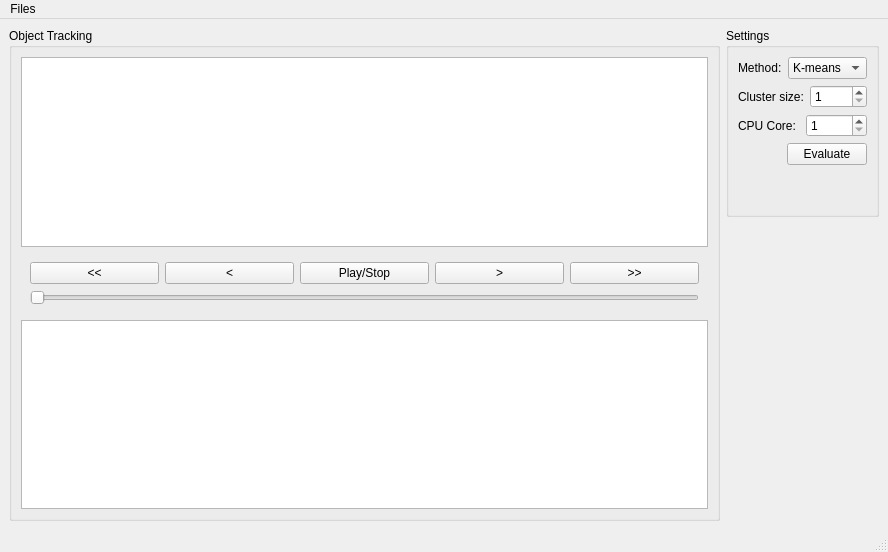
Qt form lib/python/ui/MainWindowBase.ui (UMATracker/UMATracker-Tracker) before a commit.
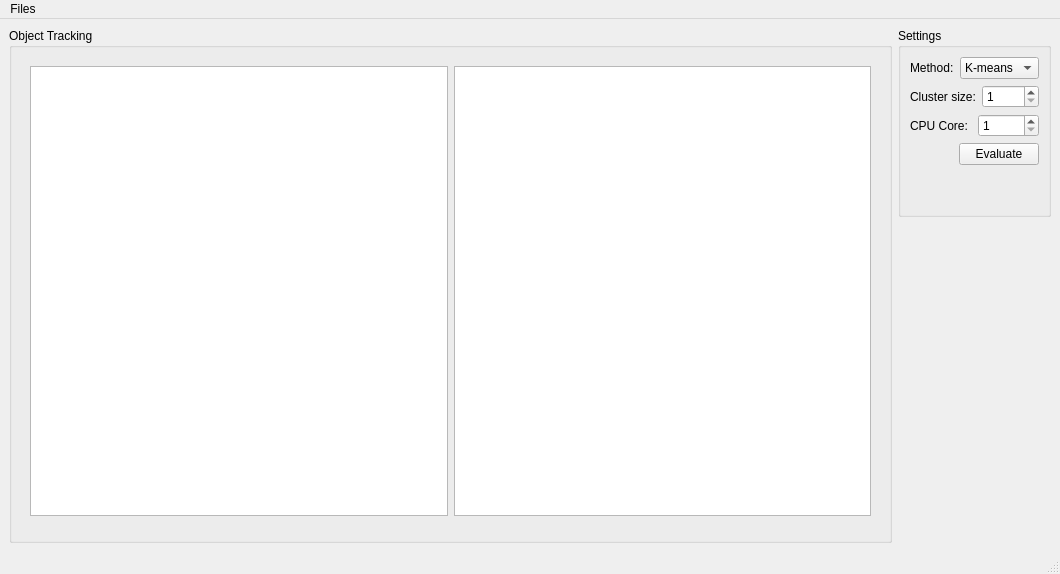
The same form after that commit. Custom widgets are drawn as their Qt base class.

Commit message: Abstracted VideoPlayback system

Patch:
```diff
--- a/lib/python/ui/MainWindowBase.ui
+++ b/lib/python/ui/MainWindowBase.ui
@@ -6,8 +6,8 @@
    <rect>
     <x>0</x>
     <y>0</y>
-    <width>888</width>
-    <height>552</height>
+    <width>1060</width>
+    <height>574</height>
    </rect>
   </property>
   <property name="windowTitle">
@@ -27,7 +27,7 @@
     <property name="bottomMargin">
      <number>0</number>
     </property>
-    <item row="0" column="0">
+    <item row="1" column="0">
      <widget class="QWidget" name="gridWidget" native="true">
       <layout class="QHBoxLayout" name="horizontalLayout">
        <item>
@@ -41,7 +41,10 @@
          <property name="title">
           <string>Object Tracking</string>
          </property>
-         <layout class="QVBoxLayout" name="verticalLayout_6">
+         <layout class="QVBoxLayout" name="verticalLayout_2">
+          <item>
+           <widget class="QFrame" name="horizontalFrame">
+            <layout class="QHBoxLayout" name="horizontalLayout_6">
           <item>
            <widget class="QGraphicsView" name="inputGraphicsView">
             <property name="sizePolicy">
@@ -61,58 +64,6 @@
             </property>
            </widget>
           </item>
-          <item>
-           <widget class="QWidget" name="videoPlaybackWidget" native="true">
-            <layout class="QVBoxLayout" name="verticalLayout_7">
-             <item>
-              <layout class="QHBoxLayout" name="videoPlaybackButtons">
-               <item>
-                <widget class="QPushButton" name="videoGoHeadButton">
-                 <property name="text">
-                  <string>&lt;&lt;</string>
-                 </property>
-                </widget>
-               </item>
-               <item>
-                <widget class="QPushButton" name="videoGoBackwardButton">
-                 <property name="text">
-                  <string>&lt;</string>
-                 </property>
-                </widget>
-               </item>
-               <item>
-                <widget class="QPushButton" name="videoPlayStopButton">
-                 <property name="text">
-                  <string>Play/Stop</string>
-                 </property>
-                </widget>
-               </item>
-               <item>
-                <widget class="QPushButton" name="videoGoForwardButton">
-                 <property name="text">
-                  <string>&gt;</string>
-                 </property>
-                </widget>
-               </item>
-               <item>
-                <widget class="QPushButton" name="videoGoLastButton">
-                 <property name="text">
-                  <string>&gt;&gt;</string>
-                 </property>
-                </widget>
-               </item>
-              </layout>
-             </item>
-             <item>
-              <widget class="QSlider" name="videoPlaybackSlider">
-               <property name="orientation">
-                <enum>Qt::Horizontal</enum>
-               </property>
-              </widget>
-             </item>
-            </layout>
-           </widget>
-          </item>
           <item>
            <widget class="QGraphicsView" name="outputGraphicsView">
             <property name="sizePolicy">
@@ -121,7 +72,16 @@
               <verstretch>1</verstretch>
              </sizepolicy>
             </property>
-           </widget>
+               <property name="acceptDrops">
+                <bool>false</bool>
+               </property>
+              </widget>
+             </item>
+            </layout>
+           </widget>
+          </item>
+          <item>
+           <widget class="VideoPlaybackWidget" name="videoPlaybackWidget"/>
           </item>
          </layout>
         </widget>
@@ -261,8 +221,8 @@
     <rect>
      <x>0</x>
      <y>0</y>
-     <width>888</width>
-     <height>29</height>
+     <width>1060</width>
+     <height>21</height>
     </rect>
    </property>
    <widget class="QMenu" name="menuFiles">
@@ -308,6 +268,13 @@
    </property>
   </action>
  </widget>
+ <customwidgets>
+  <customwidget>
+   <class>VideoPlaybackWidget</class>
+   <extends>QWidget</extends>
+   <header>.video_playback_widget</header>
+  </customwidget>
+ </customwidgets>
  <resources/>
  <connections>
   <connection>
```
Left out of the diff: 6 changed lines with no effect on the pictures. Lines whose indentation alone changed are shown as unchanged. The commit also changes 4 other files.
